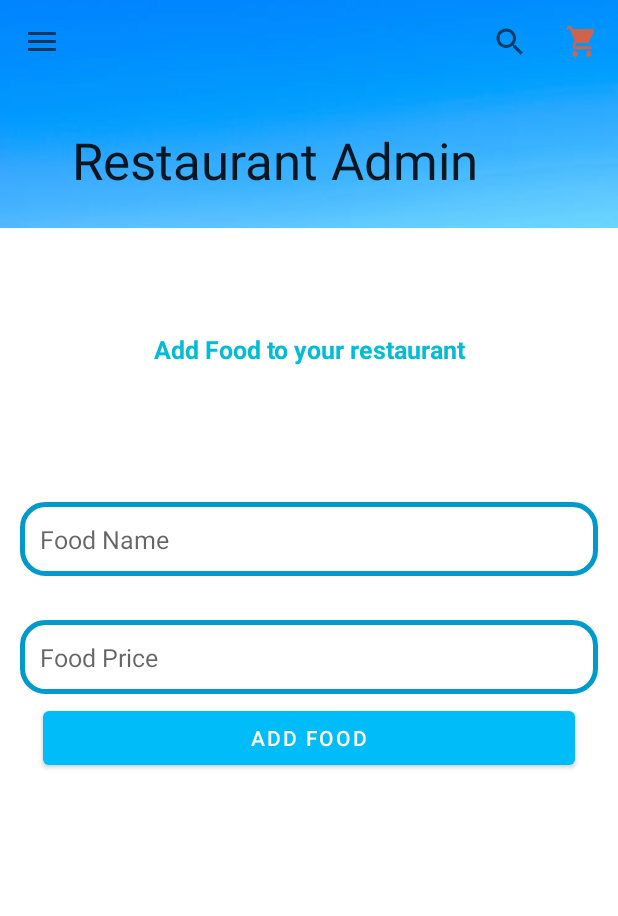
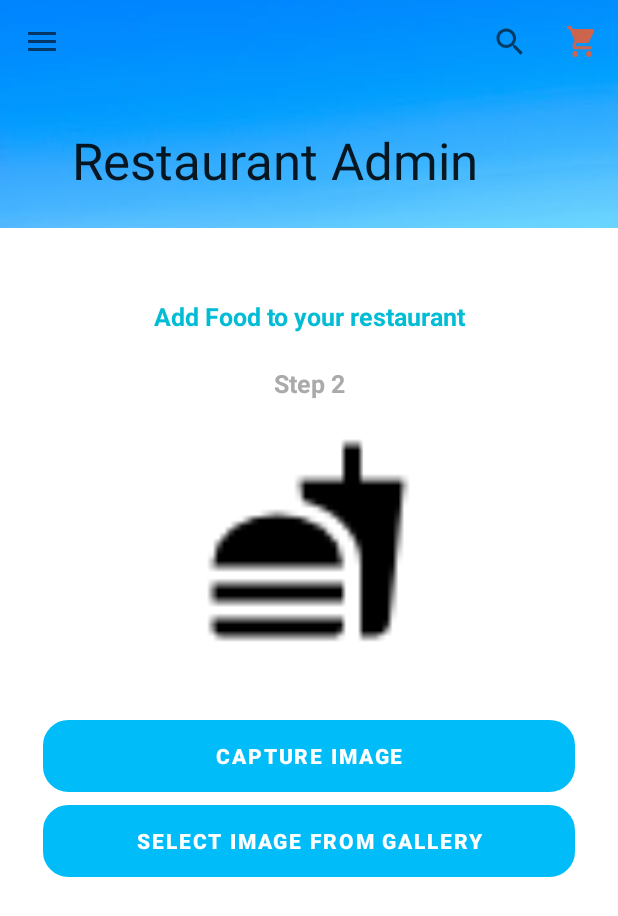
Before and after one commit to kazi123kazi/Foodji-Admin-App, an Android app: the Home screen opened directly, with no data from a screen before it, after a tap on "ADD FOOD", on a phone screen of 412 x 824 dp. Shown: the top 916 px of the screen. Run offline under Robolectric (Android 15) with nearby library versions, the phone set to English and light mode, and no system bars; our stand-ins replace sdp/ssp sizes; 2 statements that could not run were skipped.

Commit message:
post food ui added

```diff
--- a/app/src/main/java/org/example/foodie/Home.java
+++ b/app/src/main/java/org/example/foodie/Home.java
@@ -35,10 +35,10 @@ import retrofit2.Response;
 
 public class Home extends Fragment {
     private static final int MY_PERMISSIONS_REQUEST_LOCATION = 99;
-    private TextView restaurantName, restaurantInfo;
-    private ImageView restaurantImage;
+    private TextView restaurantName, restaurantInfo,stepName;
+    private ImageView restaurantImage,foodImageView;
     private EditText foodName,foodprice;
-    private Button addFood;
+    private Button addFood,selectImageFood,captureImageFood;
     View rootView;
     public static String token;
     ProgressBar loader;
@@ -59,15 +59,60 @@ public class Home extends Fragment {
         foodName=(EditText)rootView.findViewById(R.id.foodName);
         foodprice=(EditText)rootView.findViewById(R.id.foodPrice);
         addFood=(Button)rootView.findViewById(R.id.addFood);
-
-
-       Intent i=getActivity().getIntent();
+        stepName=(TextView)rootView.findViewById(R.id.stepNo);
+        foodImageView=(ImageView)rootView.findViewById(R.id.foodImageView);
+        selectImageFood=(Button)rootView.findViewById(R.id.select_imageFood);
+        captureImageFood=(Button)rootView.findViewById(R.id.capture_imageFood);
+        Intent i=getActivity().getIntent();
        token=i.getStringExtra("token");
        //Log.i("token",token);
         addFood.setOnClickListener(new View.OnClickListener() {
             @Override
             public void onClick(View v) {
                 PostFoodToRestaurantList();
+                //changing step 1to step 2
+                stepName.setText("Step 2");
+                //invisile all step 1 ui
+                foodName.setVisibility(View.INVISIBLE);
+                foodprice.setVisibility(View.INVISIBLE);
+                addFood.setVisibility(View.INVISIBLE);
+                //visible ui for food image post
+                foodImageView.setVisibility(View.VISIBLE);
+                selectImageFood.setVisibility(View.VISIBLE);
+                captureImageFood.setVisibility(View.VISIBLE);
+            }
+        });
+        selectImageFood.setOnClickListener(new View.OnClickListener() {
+            @Override
+            public void onClick(View v) {
+                //post image
+                //if successful then again vsisble the step 1 ui
+                stepName.setText("Step 1");
+                //invisile all step 1 ui
+                foodName.setVisibility(View.VISIBLE);
+                foodprice.setVisibility(View.VISIBLE);
+                addFood.setVisibility(View.VISIBLE);
+                //visible ui for food image post
+                foodImageView.setVisibility(View.INVISIBLE);
+                selectImageFood.setVisibility(View.INVISIBLE);
+                captureImageFood.setVisibility(View.INVISIBLE);
+                //finish instanse so that user can not back and upload or post again
+
+            }
+        });
+        captureImageFood.setOnClickListener(new View.OnClickListener() {
+            @Override
+            public void onClick(View v) {
+                //post image
+                //if successful then again vsisble the step 1 ui
+                foodName.setVisibility(View.VISIBLE);
+                foodprice.setVisibility(View.VISIBLE);
+                addFood.setVisibility(View.VISIBLE);
+                //visible ui for food image post
+                foodImageView.setVisibility(View.INVISIBLE);
+                selectImageFood.setVisibility(View.INVISIBLE);
+                captureImageFood.setVisibility(View.INVISIBLE);
+                //finish instanse so that user can not back and upload or post again
             }
         });
 
--- a/app/src/main/res/layout/fragment_home.xml
+++ b/app/src/main/res/layout/fragment_home.xml
@@ -5,6 +5,24 @@
     xmlns:android="http://schemas.android.com/apk/res/android"
     xmlns:app="http://schemas.android.com/apk/res-auto"
     android:background="#ffffff">
+
+    <TextView
+        android:id="@+id/stepNo"
+        android:layout_width="match_parent"
+        android:layout_height="wrap_content"
+        android:fontFamily="@font/my_custom_font"
+        android:text="Step 1"
+        android:textAlignment="center"
+        android:textColor="@android:color/darker_gray"
+        android:textSize="@dimen/_13sdp"
+        android:textStyle="bold"
+        android:visibility="visible"
+        app:layout_constraintBottom_toBottomOf="parent"
+        app:layout_constraintEnd_toEndOf="parent"
+        app:layout_constraintHorizontal_bias="0.0"
+        app:layout_constraintStart_toStartOf="parent"
+        app:layout_constraintTop_toTopOf="parent"
+        app:layout_constraintVertical_bias="0.142" />
 
     <TextView
         android:id="@+id/restaurantName"
@@ -16,13 +34,13 @@
         android:textColor="@color/colorPrimaryDark"
         android:textSize="@dimen/_13sdp"
         android:textStyle="bold"
+        android:visibility="visible"
         app:layout_constraintBottom_toBottomOf="parent"
         app:layout_constraintEnd_toEndOf="parent"
         app:layout_constraintHorizontal_bias="0.0"
         app:layout_constraintStart_toStartOf="parent"
         app:layout_constraintTop_toTopOf="parent"
-        app:layout_constraintVertical_bias="0.107" />
-
+        app:layout_constraintVertical_bias="0.073" />
 
     <EditText
         android:id="@+id/foodName"
@@ -40,7 +58,8 @@
         app:layout_constraintHorizontal_bias="0.48"
         app:layout_constraintStart_toStartOf="parent"
         app:layout_constraintTop_toTopOf="parent"
-        app:layout_constraintVertical_bias="0.284" />
+        app:layout_constraintVertical_bias="0.284"
+        android:visibility="visible"/>
 
     <EditText
         android:id="@+id/foodPrice"
@@ -54,12 +73,12 @@
         android:padding="@dimen/_10sdp"
         android:textSize="@dimen/_13sdp"
         app:layout_constraintBottom_toBottomOf="parent"
-
         app:layout_constraintEnd_toEndOf="parent"
         app:layout_constraintHorizontal_bias="0.64"
         app:layout_constraintStart_toStartOf="parent"
         app:layout_constraintTop_toTopOf="parent"
-        app:layout_constraintVertical_bias="0.416" />
+        app:layout_constraintVertical_bias="0.416"
+        android:visibility="visible"/>
 
     <Button
         android:id="@+id/addFood"
@@ -72,7 +91,8 @@
         app:layout_constraintEnd_toEndOf="parent"
         app:layout_constraintHorizontal_bias="1.0"
         app:layout_constraintStart_toStartOf="parent"
-        app:layout_constraintTop_toTopOf="parent" />
+        app:layout_constraintTop_toTopOf="parent"
+        android:visibility="visible"/>
 
     <ProgressBar
         android:id="@+id/progressBarAddFood"
@@ -86,6 +106,55 @@
         app:layout_constraintHorizontal_bias="0.498"
         app:layout_constraintStart_toStartOf="parent"
         app:layout_constraintTop_toTopOf="parent"
-        app:layout_constraintVertical_bias="0.332" />
+        app:layout_constraintVertical_bias="0.332"
+        android:visibility="invisible"/>
+
+    <ImageView
+
+        android:id="@+id/foodImageView"
+        android:layout_width="178dp"
+        android:layout_height="139dp"
+        android:layout_margin="16sp"
+        android:src="@drawable/food"
+        app:layout_constraintBottom_toBottomOf="parent"
+        app:layout_constraintEnd_toEndOf="parent"
+        app:layout_constraintHorizontal_bias="0.497"
+        app:layout_constraintStart_toStartOf="parent"
+        app:layout_constraintTop_toTopOf="parent"
+        app:layout_constraintVertical_bias="0.245"
+        android:visibility="invisible"/>
+
+    <Button
+        android:id="@+id/capture_imageFood"
+        android:layout_width="match_parent"
+        android:layout_height="wrap_content"
+        android:layout_margin="@dimen/_22sdp"
+        android:text="Capture Image"
+        android:textStyle="bold"
+        app:layout_constraintBottom_toBottomOf="parent"
+        app:layout_constraintEnd_toEndOf="parent"
+        app:layout_constraintHorizontal_bias="0.0"
+        android:background="@drawable/input_design"
+        app:layout_constraintStart_toStartOf="parent"
+        app:layout_constraintTop_toTopOf="parent"
+        app:layout_constraintVertical_bias="0.528"
+        android:visibility="invisible"/>
+
+    <Button
+        android:id="@+id/select_imageFood"
+        android:layout_width="match_parent"
+        android:layout_height="wrap_content"
+        android:layout_margin="@dimen/_22sdp"
+        android:background="@drawable/input_design"
+        android:text="Select Image From gallery"
+        android:textStyle="bold"
+        app:layout_constraintBottom_toBottomOf="parent"
+        app:layout_constraintEnd_toEndOf="parent"
+        app:layout_constraintHorizontal_bias="0.0"
+        app:layout_constraintStart_toStartOf="parent"
+        app:layout_constraintTop_toTopOf="parent"
+        app:layout_constraintVertical_bias="0.628"
+        android:visibility="invisible"/>
+
 
 </androidx.constraintlayout.widget.ConstraintLayout>
```
Also changed, not shown: app/src/main/res/drawable-hdpi/food.png (added), app/src/main/res/drawable-hdpi/foodImageView.png (added).
